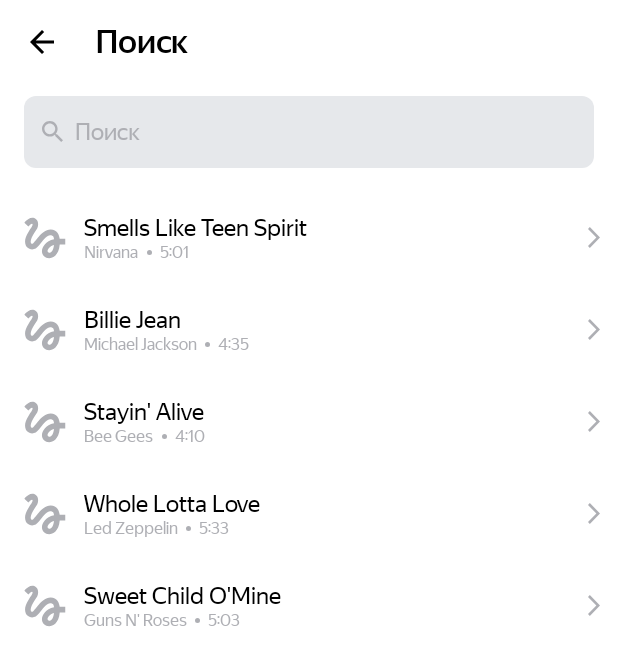
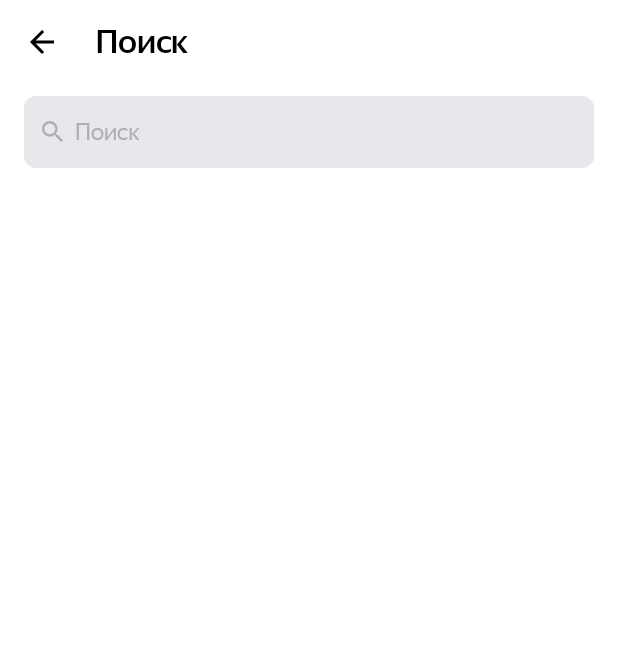
Before and after one commit to SGerashchenko/PlaylistMaker2, an Android app: the Search screen opened directly, with no data from a screen before it, on a phone screen of 412 x 824 dp. Shown: the top 666 px of the screen. Run offline under Robolectric (Android 15) with nearby library versions, the phone set to English and light mode, and no system bars.

Commit message:
Revert "sp 10 com 1"
This reverts commit df8086cb84e6f5c5f2523db030cd84a529465ff3.

```diff
--- a/app/build.gradle.kts
+++ b/app/build.gradle.kts
@@ -45,7 +45,4 @@ dependencies {
     testImplementation(libs.junit)
     androidTestImplementation(libs.androidx.junit)
     androidTestImplementation(libs.androidx.espresso.core)
-    implementation ("com.google.android.material:material:1.6.1")
-    implementation ("com.github.bumptech.glide:glide:4.14.2")
-    annotationProcessor ("com.github.bumptech.glide:compiler:4.14.2")
-    }
+}
--- a/app/src/main/AndroidManifest.xml
+++ b/app/src/main/AndroidManifest.xml
@@ -1,9 +1,6 @@
 <?xml version="1.0" encoding="utf-8"?>
 <manifest xmlns:android="http://schemas.android.com/apk/res/android"
     xmlns:tools="http://schemas.android.com/tools">
-
-    <uses-permission android:name="android.permission.INTERNET" />
-
 
     <application
         android:allowBackup="true"
--- a/app/src/main/java/com/practicum/playlistmaker/Search.kt
+++ b/app/src/main/java/com/practicum/playlistmaker/Search.kt
@@ -10,8 +10,6 @@ import android.widget.EditText
 import android.widget.ImageView
 import androidx.activity.enableEdgeToEdge
 import androidx.appcompat.app.AppCompatActivity
-import androidx.recyclerview.widget.LinearLayoutManager
-import androidx.recyclerview.widget.RecyclerView
 
 class Search : AppCompatActivity() {
 
@@ -24,69 +22,36 @@ class Search : AppCompatActivity() {
         enableEdgeToEdge()
         setContentView(R.layout.activity_search)
 
+
         inputEditText = findViewById(R.id.search_input)
         clearSearchBar = findViewById(R.id.clearButton)
 
+        // Назад в главное меню
         findViewById<ImageView>(R.id.returnmenu).setOnClickListener {
-            finish()
+            finish() //
         }
 
+        // Кнопка очистки с фокусом и скрытием клавиатуры
         clearSearchBar.setOnClickListener {
             inputEditText.text.clear()
-            hideKeyboard()
+            hideKeyboard() //
         }
 
         inputEditText.requestFocus()
         showKeyboard()
 
         setupTextWatcher()
+
         inputEditText.setText(searchRequest)
         updateClearButtonVisibility(searchRequest)
+    }
 
-        val trackList: MutableList<Track> = mutableListOf(
-            Track(
-                "Smells Like Teen Spirit",
-                "Nirvana",
-                "5:01",
-                "https://is5-ssl.mzstatic.com/image/thumb/Music115/v4/7b/58/c2/7b58c21a-2b51-2bb2-e59a-9bb9b96ad8c3/00602567924166.rgb.jpg/100x100bb.jpg"
-            ),
-            Track(
-                "Billie Jean",
-                "Michael Jackson",
-                "4:35",
-                "https://is5-ssl.mzstatic.com/image/thumb/Music125/v4/3d/9d/38/3d9d3811-71f0-3a0e-1ada-3004e56ff852/827969428726.jpg/100x100bb.jpg"
-            ),
-            Track(
-                "Stayin' Alive",
-                "Bee Gees",
-                "4:10",
-                "https://is4-ssl.mzstatic.com/image/thumb/Music115/v4/1f/80/1f/1f801fc1-8c0f-ea3e-d3e5-387c6619619e/16UMGIM86640.rgb.jpg/100x100bb.jpg"
-            ),
-            Track(
-                "Whole Lotta Love",
-                "Led Zeppelin",
-                "5:33",
-                "https://is2-ssl.mzstatic.com/image/thumb/Music62/v4/7e/17/e3/7e17e33f-2efa-2a36-e916-7f808576cf6b/mzm.fyigqcbs.jpg/100x100bb.jpg"
-            ),
-            Track(
-                "Sweet Child O'Mine",
-                "Guns N' Roses",
-                "5:03",
-                "https://is5-ssl.mzstatic.com/image/thumb/Music125/v4/a0/4d/c4/a04dc484-03cc-02aa-fa82-5334fcb4bc16/18UMGIM24878.rgb.jpg/100x100bb.jpg"
-            )
-        )
-
-        // Настройка RecyclerView
-        val recycleViewTrack = findViewById<RecyclerView>(R.id.recycleViewTrack)
-        recycleViewTrack.layoutManager = LinearLayoutManager(this)
-        val trackAdapter = TrackAdapter(trackList)
-        recycleViewTrack.adapter = trackAdapter
-    }
 
     private fun setupTextWatcher() {
         inputEditText.addTextChangedListener(object : TextWatcher {
             override fun beforeTextChanged(s: CharSequence?, start: Int, count: Int, after: Int) {
-                           }
+                // Не используется
+            }
 
             override fun onTextChanged(s: CharSequence?, start: Int, before: Int, count: Int) {
                 searchRequest = s.toString()
@@ -94,22 +59,25 @@ class Search : AppCompatActivity() {
             }
 
             override fun afterTextChanged(s: Editable?) {
-                            }
+                // Не используется
+            }
         })
     }
+
 
     private fun updateClearButtonVisibility(text: CharSequence?) {
         clearSearchBar.visibility = if (text.isNullOrEmpty()) View.GONE else View.VISIBLE
     }
+
 
     private fun hideKeyboard() {
         val imm = getSystemService(Context.INPUT_METHOD_SERVICE) as InputMethodManager
         imm.hideSoftInputFromWindow(inputEditText.windowToken, 0)
     }
 
+
     private fun showKeyboard() {
         val imm = getSystemService(Context.INPUT_METHOD_SERVICE) as InputMethodManager
-        inputEditText.requestFocus()
         imm.showSoftInput(inputEditText, InputMethodManager.SHOW_IMPLICIT)
     }
 
--- a/app/src/main/java/com/practicum/playlistmaker/Track.kt
+++ /dev/null
@@ -1,8 +0,0 @@
-package com.practicum.playlistmaker
-
- class Track(
-    val trackName: String,
-    val artistName: String,
-    val trackTime: String,
-    val artworkUrl100: String
-)
--- a/app/src/main/java/com/practicum/playlistmaker/TrackAdapter.kt
+++ /dev/null
@@ -1,19 +0,0 @@
-package com.practicum.playlistmaker
-
-import android.view.LayoutInflater
-import android.view.ViewGroup
-import androidx.recyclerview.widget.RecyclerView
-
-class TrackAdapter(private val trackList: List<Track>) :
-    RecyclerView.Adapter<TrackViewHolder>() {
-    override fun onCreateViewHolder(parent: ViewGroup, viewType: Int): TrackViewHolder {
-        val view = LayoutInflater.from(parent.context).inflate(R.layout.track, parent, false)
-        return TrackViewHolder(view)
-    }
-    override fun onBindViewHolder(holder: TrackViewHolder, position: Int) {
-        holder.bind(trackList[position])
-    }
-    override fun getItemCount(): Int {
-        return trackList.size
-    }
-}
--- a/app/src/main/java/com/practicum/playlistmaker/TrackViewHolder.kt
+++ /dev/null
@@ -1,39 +0,0 @@
-package com.practicum.playlistmaker
-
-import android.util.TypedValue
-import android.view.View
-import android.widget.ImageView
-import android.widget.TextView
-import androidx.recyclerview.widget.RecyclerView
-import com.bumptech.glide.Glide
-import com.bumptech.glide.load.resource.bitmap.RoundedCorners
-
-class TrackViewHolder(itemView: View) : RecyclerView.ViewHolder(itemView) {
-    private val trackImage: ImageView = itemView.findViewById(R.id.trackImage)
-    private val trackName: TextView = itemView.findViewById(R.id.trackName)
-    private val trackArtist: TextView = itemView.findViewById(R.id.trackArtist)
-    private val trackTime: TextView = itemView.findViewById(R.id.trackTime)
-
-    fun bind(model: Track) {
-
-        Glide.with(itemView.context)
-            .load(model.artworkUrl100)
-            .placeholder(R.drawable.placeholder)
-            .centerCrop()
-            .transform(
-                RoundedCorners(
-                    TypedValue.applyDimension(
-                        TypedValue.COMPLEX_UNIT_DIP,
-                        2F,
-                        itemView.context.resources.displayMetrics
-                    ).toInt()
-                )
-            )
-            .into(trackImage)
-
-
-        trackName.text = model.trackName
-        trackArtist.text = model.artistName
-        trackTime.text = model.trackTime
-    }
-}
--- a/app/src/main/res/drawable/arrowsing.xml
+++ /dev/null
@@ -1,9 +0,0 @@
-<vector xmlns:android="http://schemas.android.com/apk/res/android"
-    android:width="8dp"
-    android:height="14dp"
-    android:viewportWidth="8"
-    android:viewportHeight="14">
-  <path
-      android:pathData="M0,12.748L1.213,14L8,7L1.213,0L0,1.252L5.573,7L0,12.748Z"
-      android:fillColor="#AEAFB4"/>
-</vector>
--- a/app/src/main/res/drawable/ellipse.xml
+++ /dev/null
@@ -1,9 +0,0 @@
-<vector xmlns:android="http://schemas.android.com/apk/res/android"
-    android:width="3dp"
-    android:height="3dp"
-    android:viewportWidth="3"
-    android:viewportHeight="3">
-  <path
-      android:pathData="M1.5,1.5m-1.5,0a1.5,1.5 0,1 1,3 0a1.5,1.5 0,1 1,-3 0"
-      android:fillColor="#AEAFB4"/>
-</vector>
--- a/app/src/main/res/drawable/placeholder.xml
+++ /dev/null
@@ -1,13 +0,0 @@
-<vector xmlns:android="http://schemas.android.com/apk/res/android"
-    android:width="45dp"
-    android:height="45dp"
-    android:viewportWidth="45"
-    android:viewportHeight="45">
-  <group>
-    <clip-path
-        android:pathData="M0,0h45v45h-45z"/>
-    <path
-        android:pathData="M8.606,12.919C9.919,11.587 11.231,10.387 11.813,10.631C12.75,11.006 11.813,12.563 11.25,13.481C10.781,14.269 5.888,20.775 5.888,25.313C5.888,27.712 6.788,29.7 8.4,30.9C9.806,31.95 11.663,32.269 13.35,31.763C15.356,31.181 17.006,29.138 19.087,26.569C21.356,23.775 24.394,20.119 26.737,20.119C29.794,20.119 29.831,22.013 30.038,23.475C22.95,24.675 19.95,30.356 19.95,33.544C19.95,36.731 22.65,39.338 25.969,39.338C29.025,39.338 34.013,36.844 34.763,27.9H39.375V23.212H34.744C34.463,20.119 32.7,15.337 27.188,15.337C22.969,15.337 19.35,18.919 17.925,20.663C16.837,22.031 14.063,25.313 13.631,25.763C13.163,26.325 12.356,27.337 11.55,27.337C10.706,27.337 10.2,25.781 10.875,23.737C11.531,21.694 13.5,18.375 14.344,17.138C15.806,15 16.781,13.538 16.781,10.988C16.781,6.919 13.706,5.625 12.075,5.625C9.6,5.625 7.444,7.5 6.975,7.969C6.3,8.644 5.738,9.206 5.325,9.712L8.606,12.919ZM26.025,34.781C25.444,34.781 24.638,34.294 24.638,33.431C24.638,32.306 26.006,29.306 30.019,28.256C29.456,33.3 27.337,34.781 26.025,34.781Z"
-        android:fillColor="#AEAFB4"/>
-  </group>
-</vector>
--- a/app/src/main/res/layout/activity_main.xml
+++ b/app/src/main/res/layout/activity_main.xml
@@ -8,8 +8,7 @@
     android:orientation="vertical"
     android:paddingLeft="@dimen/pad16"
     android:paddingRight="@dimen/pad16"
-    android:paddingBottom="48dp"
-    android:paddingTop="8dp">
+    android:paddingBottom="48dp">
 
     <TextView
         android:layout_width="wrap_content"
--- a/app/src/main/res/layout/activity_search.xml
+++ b/app/src/main/res/layout/activity_search.xml
@@ -72,14 +72,4 @@
             android:visibility="gone"
             app:tint="@color/searchtextcolor" />
     </FrameLayout>
-
-    <androidx.recyclerview.widget.RecyclerView
-        android:id="@+id/recycleViewTrack"
-        android:layout_width="match_parent"
-        android:layout_height="wrap_content"
-        android:layout_marginTop="16dp"
-        app:layoutManager="androidx.recyclerview.widget.LinearLayoutManager"
-        tools:itemCount="5"
-        tools:listitem="@layout/track" />
-
 </LinearLayout>
--- a/app/src/main/res/layout/track.xml
+++ /dev/null
@@ -1,73 +0,0 @@
-<?xml version="1.0" encoding="utf-8"?>
- <LinearLayout xmlns:android="http://schemas.android.com/apk/res/android"
-    xmlns:tools="http://schemas.android.com/tools"
-    android:layout_width="match_parent"
-    android:layout_height="61dp"
-    xmlns:app="http://schemas.android.com/apk/res-auto"
-    android:gravity="center_vertical"
-    android:orientation="horizontal"
-    >
-    <ImageView
-        android:id="@+id/trackImage"
-        android:layout_width="@dimen/pad48"
-        android:layout_height="@dimen/pad48"
-        android:paddingLeft="12dp"
-        tools:src="@drawable/placeholder" />
-    <LinearLayout
-        android:layout_width="0dp"
-        android:layout_height="wrap_content"
-        android:layout_marginHorizontal="8dp"
-        android:layout_weight="1"
-        android:gravity="center_vertical"
-        android:orientation="vertical">
-        <TextView
-            android:id="@+id/trackName"
-            android:layout_width="wrap_content"
-            android:layout_height="wrap_content"
-            android:ellipsize="end"
-            android:fontFamily="@font/ys_display_regular"
-            android:maxLines="1"
-            android:textColor="@color/settings"
-            android:textFontWeight="400"
-            android:textSize="@dimen/text_size_16"
-            tools:text="@string/TrackName" />
-        <LinearLayout
-            android:layout_width="wrap_content"
-            android:layout_height="wrap_content"
-            android:gravity="center_vertical"
-            android:orientation="horizontal">
-            <TextView
-                android:id="@+id/trackArtist"
-                android:layout_width="0dp"
-                android:layout_height="wrap_content"
-                android:layout_weight="1"
-                android:ellipsize="end"
-                android:fontFamily="@font/ys_display_regular"
-                android:maxLines="1"
-                android:textColor="@color/trackcolor"
-                android:textFontWeight="400"
-                android:textSize="@dimen/text_size_11"
-                tools:text="@string/ArtistName" />
-            <View
-                android:layout_width="3dp"
-                android:layout_height="3dp"
-                android:background="@drawable/ellipse"
-                android:layout_marginHorizontal="5dp"
-                />
-            <TextView
-                android:id="@+id/trackTime"
-                android:layout_width="wrap_content"
-                android:layout_height="wrap_content"
-                android:fontFamily="@font/ys_display_regular"
-                android:textColor="@color/trackcolor"
-                android:textSize="@dimen/text_size_11"
-                tools:text="@string/TrackTime" />
-        </LinearLayout>
-    </LinearLayout>
-    <ImageView
-        android:layout_width="wrap_content"
-        android:layout_height="wrap_content"
-        android:src="@drawable/arrowsing"
-        app:tint="@color/trackcolor"
-        android:paddingEnd="12dp"/>
-</LinearLayout>
--- a/app/src/main/res/values-night/styles.xml
+++ b/app/src/main/res/values-night/styles.xml
@@ -69,6 +69,5 @@
     <color name="settings">#FFFFFFFF</color>
     <color name="searchcolor">#FFFFFFFF</color>
     <color name="searchtextcolor">#FF000000</color>
-    <color name="trackcolor">#FFFFFFFF</color>
 
 </resources>
--- a/app/src/main/res/values/dimens.xml
+++ b/app/src/main/res/values/dimens.xml
@@ -2,10 +2,7 @@
 <resources>
 <dimen name="text_size_22">22sp</dimen>
     <dimen name="text_size_16">16sp</dimen>
-    <dimen name="text_size_11">11sp</dimen>
     <dimen name="pad16">16dp</dimen>
     <dimen name="pad10">10dp</dimen>
     <dimen name="pad22">22dp</dimen>
-    <dimen name="pad48">48dp</dimen>
-
     </resources>
--- a/app/src/main/res/values/strings.xml
+++ b/app/src/main/res/values/strings.xml
@@ -22,11 +22,4 @@
 
     <string name="editTextHint">Поиск</string>
 
-    <!--10 спринт, добавление строковых ресурсов-->
-
-    <string name="TrackName">TrackName</string>
-    <string name="ArtistName">Artist</string>
-    <string name="TrackTime">00:00</string>
-
-
 </resources>
--- a/app/src/main/res/values/styles.xml
+++ b/app/src/main/res/values/styles.xml
@@ -69,6 +69,5 @@
     <color name="settings">#FF000000</color>
     <color name="searchcolor">#E6E8EB</color>
     <color name="searchtextcolor">#AEAFB4</color>
-    <color name="trackcolor">#AEAFB4</color>
 
       </resources>
--- a/settings.gradle.kts
+++ b/settings.gradle.kts
@@ -19,6 +19,5 @@ dependencyResolutionManagement {
     }
 }
 
-
 rootProject.name = "Playlist Maker"
 include(":app")
```
